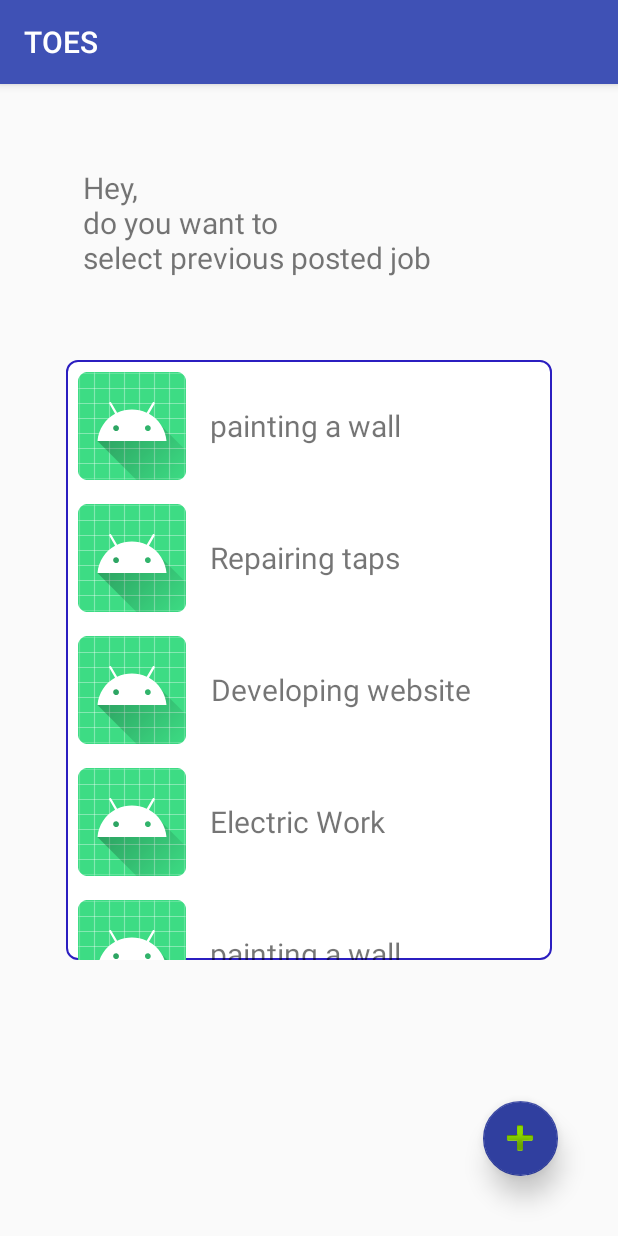
After one commit to GhadgeDev/TOES1.0, an Android app: the RecentPostedJobActivity screen opened directly, with no data from a screen before it, on a phone screen of 412 x 824 dp. The commit adds this screen. Run offline under Robolectric (Android 15) with nearby library versions, the phone set to English and light mode, and no system bars.

Commit message:
RecyclerView Added to new Activity RecentPostedJobActivity

```diff
--- a/app/src/main/java/com/example/toes/JsonPlaceHolderApi.java
+++ b/app/src/main/java/com/example/toes/JsonPlaceHolderApi.java
@@ -155,6 +155,18 @@ interface JsonPlaceHolderApi {
     Call<Worker> getJobs(@Header("Authorization") String aToken,
                                                            @Path("user_id") int uId);
 
+    //logout
+    @POST("/token/logout/")
+    Call<User> logOut(@Header("Authorization") String aToken);
+
+    //RecentJobList
+ /*   @GET("api/recruiterinfo/{recruiter_id}")
+    Call<List<GetRecruiterJobDetails>> getRecentJob(@Header("Authorization") String token,
+                                          @Path("recruiter_id") int recId);
+*/
+    @GET("api/recruiterinfo/{recruiter_id}")
+    Call<GetRecruiterJobDetails> getRecentJob(@Header("Authorization") String token,
+                                                    @Path("recruiter_id") int recId);
 
 
 
--- a/app/src/main/java/com/example/toes/LoginActivity.java
+++ b/app/src/main/java/com/example/toes/LoginActivity.java
@@ -269,6 +269,8 @@ public class LoginActivity extends AppCompatActivity {
                     return;
                 }
                 userMeId = response.body().getId();
+                sp.edit().putInt("uid",userMeId).apply();
+
                 System.out.println("userId ----------------------------------"+userMeId);
             }
             @Override
--- a/app/src/main/java/com/example/toes/ParticularWorkerActivity.java
+++ b/app/src/main/java/com/example/toes/ParticularWorkerActivity.java
@@ -157,7 +157,9 @@ public class ParticularWorkerActivity extends AppCompatActivity {
                     Toast.makeText(ParticularWorkerActivity.this,"Unsuccessful request",Toast.LENGTH_SHORT).show();
                     return;
                 }
-
+                RecruiterHirePostRequest rq = new RecruiterHirePostRequest();
+               SplashScreenActivity.rId = response.body().getRecruiter();
+                LoginActivity.sp.edit().putInt("rid",SplashScreenActivity.rId).apply();
                 Toast.makeText(ParticularWorkerActivity.this,"Request Sent",Toast.LENGTH_SHORT).show();
             }
 
--- /dev/null
+++ b/app/src/main/java/com/example/toes/RecentPostedJobActivity.java
@@ -0,0 +1,107 @@
+package com.example.toes;
+
+import androidx.appcompat.app.AppCompatActivity;
+import androidx.recyclerview.widget.LinearLayoutManager;
+import androidx.recyclerview.widget.RecyclerView;
+
+import android.content.Intent;
+import android.graphics.Color;
+import android.os.Bundle;
+import android.view.View;
+import android.widget.TextView;
+import android.widget.Toast;
+
+import com.google.android.material.floatingactionbutton.FloatingActionButton;
+
+import java.util.List;
+
+import okhttp3.OkHttpClient;
+import okhttp3.logging.HttpLoggingInterceptor;
+import retrofit2.Call;
+import retrofit2.Callback;
+import retrofit2.Response;
+import retrofit2.Retrofit;
+import retrofit2.converter.gson.GsonConverterFactory;
+
+import static com.example.toes.SelectRoleActivity.userPresent;
+
+public class RecentPostedJobActivity extends AppCompatActivity {
+    private List<GetSpecificRecruiterModel> lstRecruiter;
+    private List<GetSpecificRecruiterModel> jobD;
+    FloatingActionButton btnAdd;
+    int recId;
+
+    @Override
+    protected void onCreate(Bundle savedInstanceState) {
+        super.onCreate(savedInstanceState);
+        setContentView(R.layout.activity_recent_posted_job);
+
+        RecyclerView rvRecentJobList = (RecyclerView)findViewById(R.id.rvRecentJobList);
+        btnAdd = (FloatingActionButton)findViewById(R.id.btnAdd);
+        rvRecentJobList.setLayoutManager(new LinearLayoutManager(this));
+
+        //For http log
+        HttpLoggingInterceptor okHttpLoggingInterceptor = new HttpLoggingInterceptor();
+        okHttpLoggingInterceptor.setLevel(HttpLoggingInterceptor.Level.BODY);
+
+        OkHttpClient okHttpClient = new OkHttpClient.Builder().addInterceptor(okHttpLoggingInterceptor).build();
+
+        //connecting to base url
+        Retrofit.Builder retrofit = new Retrofit.Builder().
+                baseUrl("http://52.201.220.252/")
+                .addConverterFactory(GsonConverterFactory.create());
+        Retrofit retrofit1 = retrofit.build();
+
+        JsonPlaceHolderApi jsonPlaceHolderApi = retrofit1.create(JsonPlaceHolderApi.class);
+
+       System.out.println("RID___-------------"+SplashScreenActivity.rId);
+
+
+        Call<GetRecruiterJobDetails> call1 = jsonPlaceHolderApi.getRecentJob("token "+LoginActivity.token,SplashScreenActivity.rId);
+        call1.enqueue(new Callback<GetRecruiterJobDetails>() {
+            @Override
+            public void onResponse(Call<GetRecruiterJobDetails> call, Response<GetRecruiterJobDetails> response) {
+                if(!response.isSuccessful()){
+                    System.out.println("Response : _--------- " + response.code());
+                    System.out.println("Response M : _--------- " + response.message());
+                }
+             //   List<String> list = response.body().getJobDescription();
+                System.out.println("------------------------------ "+response.code());
+                List<GetRecruiterJobDetails> lis = (List<GetRecruiterJobDetails>) response.body();
+
+                String jd1;
+                List<String> desc = null;
+                for (GetRecruiterJobDetails post : lis){
+                    jd1 = post.getJobDescription();
+                    desc.add(jd1);
+                }
+                // String[] jobs = {"painting a wall", "Repairing taps", "Developing website", "Electric Work", "painting a wall", "Repairing taps", "Developing website", "Electric Work", "painting a wall", "Repairing taps", "Developing website", "Electric Work"};
+                rvRecentJobList.setAdapter(new RecentPostedJobAdapter(desc));
+
+            }
+
+            @Override
+            public void onFailure(Call<GetRecruiterJobDetails> call, Throwable t) {
+
+            }
+        });
+         String[] jobs = {"painting a wall", "Repairing taps", "Developing website", "Electric Work", "painting a wall", "Repairing taps", "Developing website", "Electric Work", "painting a wall", "Repairing taps", "Developing website", "Electric Work"};
+        rvRecentJobList.setAdapter(new RecentPostedJobAdapter(jobs));
+
+        btnAdd.setOnClickListener(new View.OnClickListener() {
+            @Override
+            public void onClick(View v) {
+                Intent intent = new Intent(RecentPostedJobActivity.this,RecruiterHomeActivity.class);
+                startActivity(intent);
+            }
+        });
+
+
+
+
+
+
+
+
+    }
+}
--- /dev/null
+++ b/app/src/main/java/com/example/toes/RecentPostedJobAdapter.java
@@ -0,0 +1,67 @@
+package com.example.toes;
+
+import android.view.LayoutInflater;
+import android.view.View;
+import android.view.ViewGroup;
+import android.widget.ImageView;
+import android.widget.TextView;
+
+import androidx.annotation.NonNull;
+import androidx.recyclerview.widget.RecyclerView;
+
+import java.util.List;
+
+class RecentPostedJobAdapter extends RecyclerView.Adapter<RecentPostedJobAdapter.RecentPostedJobHolder>{
+
+    private List<String> data;
+    private String[] data1;
+
+    public RecentPostedJobAdapter(List<String> data) {
+        this.data = data;
+    }
+
+    public RecentPostedJobAdapter(String[] data1) {
+        this.data1 = data1;
+    }
+
+    @NonNull
+    @Override
+    public RecentPostedJobHolder onCreateViewHolder(@NonNull ViewGroup parent, int viewType) {
+
+        LayoutInflater inflater = LayoutInflater.from(parent.getContext()) ;
+        View view = inflater.inflate(R.layout.list_item_posted_jobs,parent,false);
+        return new RecentPostedJobHolder(view);
+
+    }
+
+    @Override
+    public void onBindViewHolder(@NonNull RecentPostedJobHolder holder, int position) {
+
+        //String title = data.get(position);
+        String title = data1[position];
+        holder.txtDesc.setText(title);
+
+
+    }
+
+    @Override
+    public int getItemCount() {
+
+        //return data.size();
+        return data1.length;
+    }
+
+    public class RecentPostedJobHolder extends RecyclerView.ViewHolder{
+
+        ImageView imgIcon;
+        TextView txtDesc;
+
+        public RecentPostedJobHolder(@NonNull View itemView) {
+            super(itemView);
+
+            imgIcon = (ImageView) itemView.findViewById(R.id.imgIcon);
+            txtDesc = (TextView) itemView.findViewById(R.id.txtJobDescription);
+
+        }
+    }
+}
--- a/app/src/main/java/com/example/toes/RecruiterHomeActivity.java
+++ b/app/src/main/java/com/example/toes/RecruiterHomeActivity.java
@@ -74,6 +74,7 @@ public class RecruiterHomeActivity extends AppCompatActivity {
                                 Toast toast = Toast.makeText(RecruiterHomeActivity.this, "Job uploaded successfully", Toast.LENGTH_SHORT);
                                 toast.show();
                                 RjbDetail = response.body().getId();
+                                System.out.println("ll============================"+RjbDetail);
                             }
 
                             @Override
--- a/app/src/main/java/com/example/toes/SelectRoleActivity.java
+++ b/app/src/main/java/com/example/toes/SelectRoleActivity.java
@@ -125,7 +125,9 @@ SelectRoleActivity extends AppCompatActivity {
         btnFindWorker.setOnClickListener(new View.OnClickListener() {
             @Override
             public void onClick(View v) {
-                Intent recruiter = new Intent(SelectRoleActivity.this,RecruiterHomeActivity.class);
+               /* Intent recruiter = new Intent(SelectRoleActivity.this,RecruiterHomeActivity.class);
+                startActivity(recruiter);*/
+                Intent recruiter = new Intent(SelectRoleActivity.this,RecentPostedJobActivity .class);
                 startActivity(recruiter);
             }
         });
--- a/app/src/main/java/com/example/toes/SplashScreenActivity.java
+++ b/app/src/main/java/com/example/toes/SplashScreenActivity.java
@@ -14,6 +14,7 @@ import static com.example.toes.LoginActivity.tokenDetail;
 public class SplashScreenActivity extends AppCompatActivity {
 
     static boolean IsLoggedIn = false;
+    static int rId;
    // static String token;
 
     @Override
@@ -27,6 +28,8 @@ public class SplashScreenActivity extends AppCompatActivity {
             public void run() {
                 LoginActivity.sp = getSharedPreferences("login",MODE_PRIVATE);
                 LoginActivity.token = LoginActivity.sp.getString("token","");
+                LoginActivity.userMeId = LoginActivity.sp.getInt("uid",0);
+                SplashScreenActivity.rId = LoginActivity.sp.getInt("rid",0);
                 System.out.println("Token : ----------------------- "+token);
                 if(LoginActivity.sp.getBoolean("logged",false)){
                     Intent intent1 = new Intent(SplashScreenActivity.this, SelectRoleActivity.class);
--- /dev/null
+++ b/app/src/main/res/layout/activity_recent_posted_job.xml
@@ -0,0 +1,62 @@
+<?xml version="1.0" encoding="utf-8"?>
+<RelativeLayout
+    xmlns:android="http://schemas.android.com/apk/res/android"
+    xmlns:tools="http://schemas.android.com/tools"
+    xmlns:app="http://schemas.android.com/apk/res-auto"
+    android:layout_width="match_parent"
+    android:layout_height="match_parent"
+    tools:context=".RecentPostedJobActivity">
+
+    <TextView
+        android:layout_height="wrap_content"
+        android:layout_width="324dp"
+        android:text="Hey,\ndo you want to\nselect previous posted job"
+        android:layout_centerHorizontal="true"
+        android:textSize="20sp"
+        android:padding="5dp"
+        android:layout_above="@+id/lllist"
+        android:layout_margin="50dp"
+        />
+
+
+    <LinearLayout
+        android:id="@+id/lllist"
+        android:layout_width="324dp"
+        android:layout_height="400dp"
+        android:layout_centerHorizontal="true"
+        android:layout_centerVertical="true"
+        android:background="@drawable/devnagaribtn"
+        >
+         <androidx.recyclerview.widget.RecyclerView
+              android:layout_width="match_parent"
+              android:layout_height="match_parent"
+              android:id="@+id/rvRecentJobList"/>
+      >
+    </LinearLayout>
+
+    <com.google.android.material.floatingactionbutton.FloatingActionButton
+        android:id="@+id/btnAdd"
+        android:layout_width="50dp"
+        android:layout_height="50dp"
+        android:layout_alignParentRight="true"
+        android:layout_alignParentBottom="true"
+        android:layout_marginStart="40dp"
+        android:layout_marginLeft="40dp"
+        android:layout_marginTop="40dp"
+        android:layout_marginEnd="40dp"
+        android:layout_marginRight="40dp"
+        android:layout_marginBottom="40dp"
+        android:clickable="true"
+        android:drawingCacheQuality="auto"
+        android:fadeScrollbars="false"
+        android:focusable="auto"
+        android:foreground="@android:drawable/ic_input_add"
+        android:foregroundGravity="center"
+        android:scrollbarTrackHorizontal="@drawable/devnagaribtn"
+
+        app:backgroundTint="#303F9F"
+        app:backgroundTintMode="add"
+        app:elevation="10dp"
+        app:rippleColor="#512DA8"
+        app:useCompatPadding="false" />
+  </RelativeLayout>
--- /dev/null
+++ b/app/src/main/res/layout/list_item_posted_jobs.xml
@@ -0,0 +1,31 @@
+<?xml version="1.0" encoding="utf-8"?>
+<LinearLayout
+    xmlns:android="http://schemas.android.com/apk/res/android"
+    android:layout_width="match_parent"
+    android:layout_height="wrap_content"
+    android:orientation="horizontal"
+    android:padding="8dp"
+    >
+    <ImageView
+        android:id="@+id/imgIcon"
+        android:layout_width="wrap_content"
+        android:layout_height="wrap_content"
+        android:src="@mipmap/ic_launcher"
+        />
+    <TextView
+        android:id="@+id/txtJobDescription"
+        android:layout_width="wrap_content"
+        android:layout_height="wrap_content"
+        android:text="Recent Posted job"
+
+        android:gravity="center"
+        android:padding="16dp"
+        android:layout_gravity="center"
+        android:textSize="20sp"
+
+        />
+
+
+
+
+</LinearLayout>
```
Also changed, not shown: app/src/main/AndroidManifest.xml (+11 -11 lines), app/src/main/java/com/example/toes/LogoutDialog.java (+73 -0 lines).
